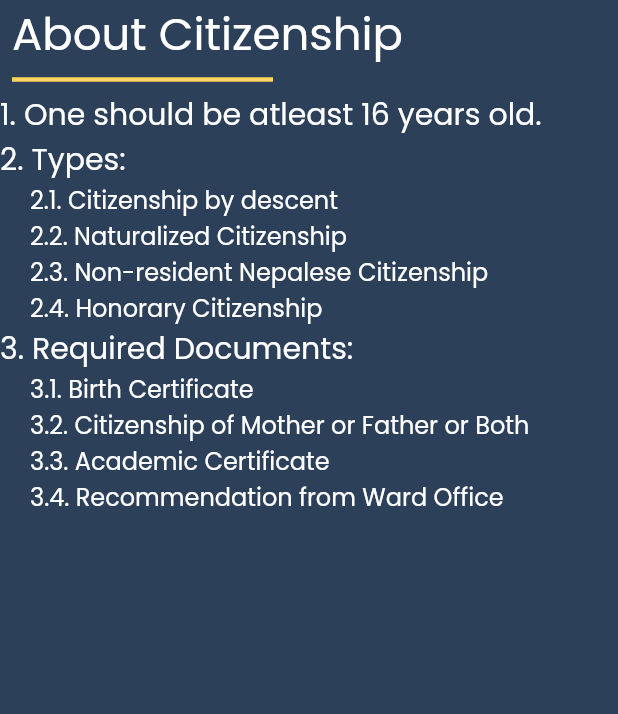
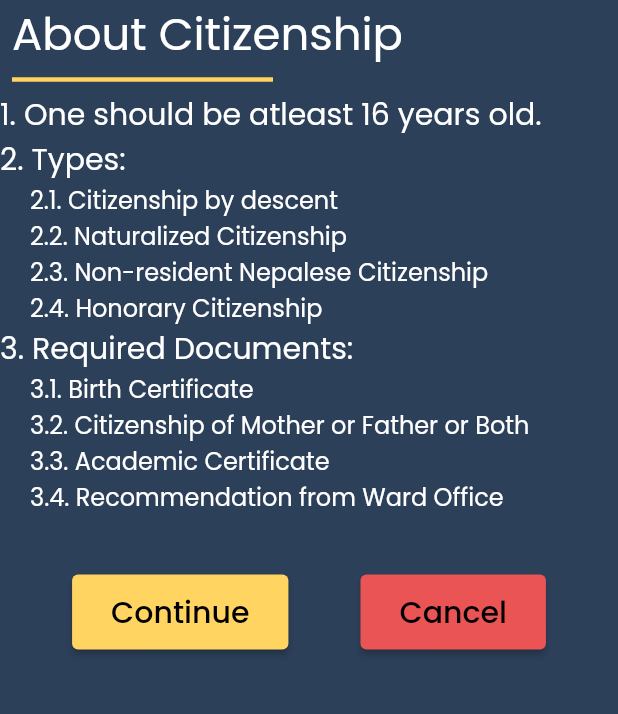
Before and after one commit to sandesh101/E-Palika, a Flutter app: the screen it shows after launch, after a tap on "Citizenship", on a phone screen of 412 x 824 dp, the part 150-864 px from its top. Run offline on Flutter 3.47's test engine with Material 2 defaults, Android fonts, the phone set to English and light mode, and no system bars; our stand-ins replace google_fonts.

Commit message:
Routing Done in Different Pages

```diff
--- a/lib/screens/citizenship/citizenship_details.dart
+++ b/lib/screens/citizenship/citizenship_details.dart
@@ -1,3 +1,4 @@
+import 'package:e_palika/widgets/custom_button.dart';
 import 'package:flutter/material.dart';
 import 'package:google_fonts/google_fonts.dart';
 
@@ -119,6 +120,24 @@ class CitizenshipDetails extends StatelessWidget {
               // =======================Required Document Ends========================
             ],
           ),
+          const SizedBox(
+            height: 40,
+          ),
+          Row(
+            mainAxisAlignment: MainAxisAlignment.spaceEvenly,
+            children: const [
+              Buttons(
+                buttonColor: Color(0xFFFFD460),
+                buttonText: 'Continue',
+                destText: '/',
+              ),
+              Buttons(
+                buttonColor: Color(0xFFEA5455),
+                buttonText: 'Cancel',
+                destText: '/',
+              ),
+            ],
+          ),
         ],
       ),
     );
--- a/lib/screens/home_screen.dart
+++ b/lib/screens/home_screen.dart
@@ -26,11 +26,19 @@ class HomePage extends StatelessWidget {
             const SizedBox(
               height: 70,
             ),
-            const Buttons(buttonText: 'Citizenship'),
+            const Buttons(
+              buttonColor: Color(0xFFFFD460),
+              buttonText: 'Citizenship',
+              destText: 'citizenship_details',
+            ),
             const SizedBox(
               height: 30,
             ),
-            const Buttons(buttonText: 'Birth Certificate'),
+            const Buttons(
+              buttonColor: Color(0xFFFFD460),
+              buttonText: 'Birth Certificate',
+              destText: '/',
+            ),
           ],
         ),
       ),
--- a/lib/widgets/custom_button.dart
+++ b/lib/widgets/custom_button.dart
@@ -3,18 +3,25 @@ import 'package:google_fonts/google_fonts.dart';
 
 class Buttons extends StatelessWidget {
   final String buttonText;
+  final String destText;
+  final Color buttonColor;
 
-  const Buttons({Key? key, required this.buttonText}) : super(key: key);
+  const Buttons(
+      {Key? key,
+      required this.buttonText,
+      required this.destText,
+      required this.buttonColor})
+      : super(key: key);
 
   @override
   Widget build(BuildContext context) {
     return ElevatedButton(
       style: ElevatedButton.styleFrom(
-        primary: const Color(0xFFFFD460),
+        primary: buttonColor,
         maximumSize: const Size(240, 150),
       ),
       onPressed: () {
-        Navigator.pushNamed(context, 'citizenship_details');
+        Navigator.pushNamed(context, destText);
       },
       child: Padding(
         padding: const EdgeInsets.all(10.0),
```
